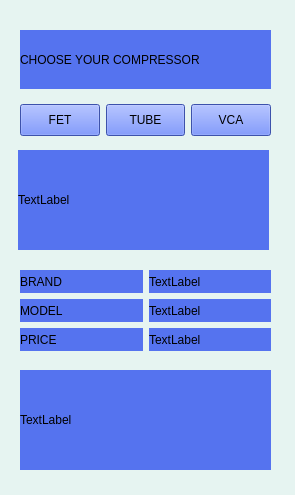
Above: equipmentcatalogue.ui from OlesSt/qt_MusicEquipmentCatalogue before the change. Below: the same form after it.
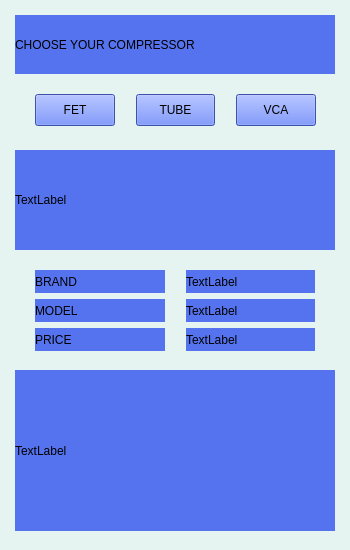
That is the form after the change.

```diff
--- a/equipmentcatalogue.ui
+++ b/equipmentcatalogue.ui
@@ -6,8 +6,8 @@
    <rect>
     <x>0</x>
     <y>0</y>
-    <width>295</width>
-    <height>495</height>
+    <width>350</width>
+    <height>550</height>
    </rect>
   </property>
   <property name="windowTitle">
@@ -20,9 +20,9 @@
    <widget class="QLabel" name="labelMain">
     <property name="geometry">
      <rect>
-      <x>20</x>
-      <y>30</y>
-      <width>251</width>
+      <x>15</x>
+      <y>15</y>
+      <width>320</width>
       <height>59</height>
      </rect>
     </property>
@@ -34,8 +34,8 @@
     </property>
     <property name="maximumSize">
      <size>
-      <width>269</width>
-      <height>59</height>
+      <width>320</width>
+      <height>500</height>
      </size>
     </property>
     <property name="styleSheet">
@@ -48,9 +48,9 @@
    <widget class="QLabel" name="labelImage">
     <property name="geometry">
      <rect>
-      <x>18</x>
+      <x>15</x>
       <y>150</y>
-      <width>251</width>
+      <width>320</width>
       <height>100</height>
      </rect>
     </property>
@@ -62,8 +62,8 @@
     </property>
     <property name="maximumSize">
      <size>
-      <width>269</width>
-      <height>100</height>
+      <width>320</width>
+      <height>500</height>
      </size>
     </property>
     <property name="styleSheet">
@@ -79,10 +79,10 @@
     </property>
     <property name="geometry">
      <rect>
-      <x>20</x>
+      <x>15</x>
       <y>370</y>
-      <width>251</width>
-      <height>100</height>
+      <width>320</width>
+      <height>161</height>
      </rect>
     </property>
     <property name="sizePolicy">
@@ -99,8 +99,8 @@
     </property>
     <property name="maximumSize">
      <size>
-      <width>269</width>
-      <height>100</height>
+      <width>320</width>
+      <height>400</height>
      </size>
     </property>
     <property name="styleSheet">
@@ -110,12 +110,12 @@
      <string>TextLabel</string>
     </property>
    </widget>
-   <widget class="QWidget" name="">
+   <widget class="QWidget" name="layoutWidget">
     <property name="geometry">
      <rect>
       <x>20</x>
       <y>270</y>
-      <width>251</width>
+      <width>311</width>
       <height>81</height>
      </rect>
     </property>
@@ -262,12 +262,12 @@
      </item>
     </layout>
    </widget>
-   <widget class="QWidget" name="">
+   <widget class="QWidget" name="layoutWidget">
     <property name="geometry">
      <rect>
       <x>20</x>
-      <y>100</y>
-      <width>251</width>
+      <y>90</y>
+      <width>311</width>
       <height>41</height>
      </rect>
     </property>
```
